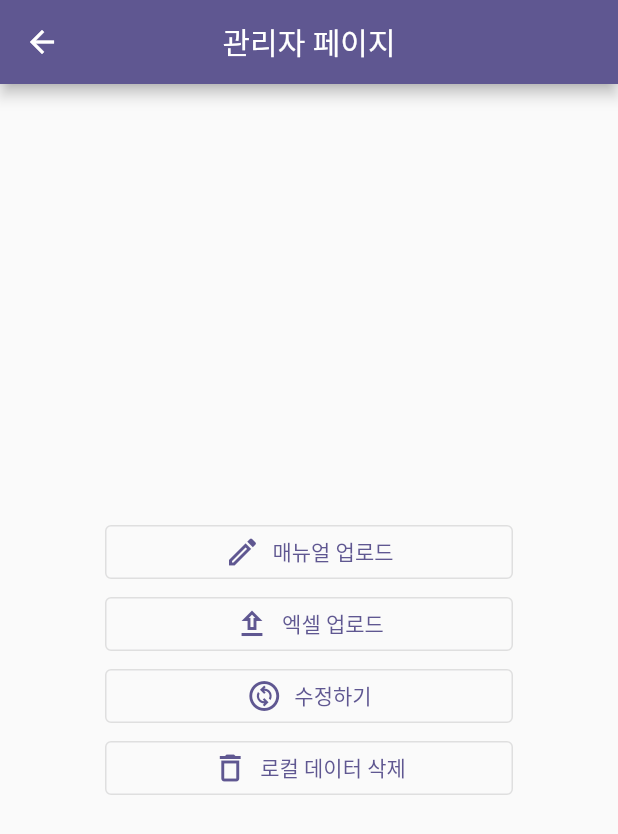
After one commit to kisankang/kmong_finglish, a Flutter app: the ManagerMainPage screen opened by its route, after a tap on "엑셀 업로드", on a phone screen of 412 x 824 dp. The commit adds this screen. Shown: the top 834 px of the screen. Run offline on Flutter 3.47's test engine with Material 2 defaults, Android fonts, the phone set to English and light mode, and no system bars; our stand-ins replace cloud_firestore, file_picker, firebase_core, flutter_easyloading, get, get_storage; missing offline and left inert: excel; accounts and stored records are empty.

Commit message:
feedback15-1_updated upload feature with excel file

```diff
--- a/lib/main.dart
+++ b/lib/main.dart
@@ -30,7 +30,7 @@ Future<void> main() async {
     debugShowCheckedModeBanner: false,
     theme: lightThemeData,
     getPages: AppPages.pages,
-    initialRoute: Routes.MODESELECT,
+    initialRoute: Routes.MODE_SELECT,
     initialBinding: BindingsBuilder(() {}),
     builder: EasyLoading.init(
       builder: (context, child) => child!,
--- /dev/null
+++ b/lib/modules/manager_main/manager_main_binding.dart
@@ -0,0 +1,9 @@
+import 'package:finglish/modules/manager_main/manager_main_controller.dart';
+import 'package:get/get.dart';
+
+class ManagerMainBinding implements Bindings {
+  @override
+  void dependencies() {
+    Get.lazyPut(() => ManagerMainController());
+  }
+}
--- /dev/null
+++ b/lib/modules/manager_main/manager_main_controller.dart
@@ -0,0 +1,136 @@
+import 'package:excel/excel.dart';
+import 'package:finglish/data/models/quiz.dart';
+import 'package:finglish/data/repositories/quiz_repository.dart';
+import 'package:finglish/data/services/quiz_data_service.dart';
+import 'package:finglish/data/services/user_data_service.dart';
+import 'package:finglish/routes/app_pages.dart';
+import 'package:finglish/utils/excel_loader.dart';
+import 'package:finglish/utils/loading.dart';
+import 'package:flutter/material.dart';
+import 'package:get/get.dart';
+
+class ManagerMainController extends GetxController {
+  onTapManualUpload() {
+    Get.toNamed(Routes.MANAGER_MANUAL);
+  }
+
+  onTapExcelUpload() async {
+    Excel? excel = await ExcelHelper.load();
+    if (excel != null) {
+      List<Quiz> quizData = ExcelHelper.convertFromExcel(excel);
+      if (quizData.isEmpty) {
+        Get.dialog(
+          Center(
+            child: Card(
+              child: Padding(
+                padding: const EdgeInsets.all(20),
+                child: Column(
+                  mainAxisSize: MainAxisSize.min,
+                  children: [
+                    const Text('퀴즈 데이터를 감지할 수 없습니다.'),
+                    const SizedBox(height: 20),
+                    ElevatedButton(
+                      onPressed: () {
+                        Get.back();
+                      },
+                      child: const Text('확인'),
+                    ),
+                  ],
+                ),
+              ),
+            ),
+          ),
+        );
+      } else {
+        Get.dialog(
+          Center(
+            child: Card(
+              child: Padding(
+                padding: const EdgeInsets.all(20),
+                child: Column(
+                  mainAxisSize: MainAxisSize.min,
+                  children: [
+                    Text('${quizData.length}개의 퀴즈 데이터가 감지되었습니다.\n업로드 하시겠습니까?'),
+                    const SizedBox(height: 20),
+                    Row(
+                      mainAxisSize: MainAxisSize.min,
+                      children: [
+                        OutlinedButton(
+                          onPressed: () async {
+                            Get.back();
+                          },
+                          child: const Text('취소'),
+                        ),
+                        const SizedBox(width: 10),
+                        ElevatedButton(
+                          onPressed: () async {
+                            Loading.onWithProgress();
+                            QuizRepository _quizRepository = Get.find();
+                            for (var i = 0; i < quizData.length; i++) {
+                              double done = i / quizData.length;
+                              Loading.updateProgress(done,
+                                  status: '$i / ${quizData.length}');
+                              await _quizRepository.createQuiz(quizData[i]);
+                            }
+                            Loading.off();
+                            Get.back();
+                          },
+                          child: const Text('확인'),
+                        ),
+                      ],
+                    ),
+                  ],
+                ),
+              ),
+            ),
+          ),
+        );
+      }
+    }
+  }
+
+  onTapEdit() {}
+
+  onTapDeleteLocalData() {
+    Get.dialog(
+      Center(
+        child: Card(
+          child: Padding(
+            padding: const EdgeInsets.all(20),
+            child: Column(
+              mainAxisSize: MainAxisSize.min,
+              children: [
+                const Text('로컬 데이터(학습 내용)를 모두 삭제하시겠습니까?'),
+                const SizedBox(height: 20),
+                Row(
+                  mainAxisSize: MainAxisSize.min,
+                  children: [
+                    OutlinedButton(
+                      onPressed: () async {
+                        Get.back();
+                        UserDataService userDataService = Get.find();
+                        QuizDataService quizDataService = Get.find();
+                        await userDataService.eraseAll();
+                        await quizDataService.eraseAll();
+                        await userDataService.init();
+                        await quizDataService.init();
+                      },
+                      child: const Text('확인'),
+                    ),
+                    const SizedBox(width: 10),
+                    ElevatedButton(
+                      onPressed: () {
+                        Get.back();
+                      },
+                      child: const Text('취소'),
+                    ),
+                  ],
+                ),
+              ],
+            ),
+          ),
+        ),
+      ),
+    );
+  }
+}
--- /dev/null
+++ b/lib/modules/manager_main/manager_main_page.dart
@@ -0,0 +1,59 @@
+import 'package:finglish/modules/manager_main/manager_main_controller.dart';
+import 'package:flutter/material.dart';
+import 'package:get/get.dart';
+
+class ManagerMainPage extends GetWidget<ManagerMainController> {
+  const ManagerMainPage({super.key});
+
+  @override
+  Widget build(BuildContext context) {
+    return Scaffold(
+      appBar: AppBar(
+        centerTitle: true,
+        title: const Text('관리자 페이지'),
+      ),
+      body: Center(
+        child: Padding(
+          padding: const EdgeInsets.symmetric(horizontal: 70),
+          child: Column(
+            mainAxisSize: MainAxisSize.min,
+            children: [
+              SizedBox(
+                width: double.infinity,
+                child: OutlinedButton.icon(
+                  onPressed: controller.onTapManualUpload,
+                  label: const Text('매뉴얼 업로드'),
+                  icon: const Icon(Icons.edit_outlined),
+                ),
+              ),
+              SizedBox(
+                width: double.infinity,
+                child: OutlinedButton.icon(
+                  onPressed: controller.onTapExcelUpload,
+                  label: const Text('엑셀 업로드'),
+                  icon: const Icon(Icons.upload_outlined),
+                ),
+              ),
+              SizedBox(
+                width: double.infinity,
+                child: OutlinedButton.icon(
+                  onPressed: controller.onTapEdit,
+                  label: const Text('수정하기'),
+                  icon: const Icon(Icons.change_circle_outlined),
+                ),
+              ),
+              SizedBox(
+                width: double.infinity,
+                child: OutlinedButton.icon(
+                  onPressed: controller.onTapDeleteLocalData,
+                  label: const Text('로컬 데이터 삭제'),
+                  icon: const Icon(Icons.delete_outline),
+                ),
+              ),
+            ],
+          ),
+        ),
+      ),
+    );
+  }
+}
--- a/lib/modules/mode_select/mode_select_page.dart
+++ b/lib/modules/mode_select/mode_select_page.dart
@@ -53,7 +53,7 @@ class ModeSelectPage extends GetWidget<ModeSelectController> {
                                 onPressed: () {
                                   if (formKey.currentState!.validate()) {
                                     Get.back();
-                                    Get.toNamed(Routes.MANAGER);
+                                    Get.toNamed(Routes.MANAGER_MAIN);
                                   }
                                 },
                                 child: const Text('확인'),
--- a/lib/routes/app_routes.dart
+++ b/lib/routes/app_routes.dart
@@ -5,6 +5,8 @@ abstract class Routes {
   static const HOME = '/home';
   static const QUIZ = '/quiz';
   static const MY = '/my';
-  static const MODESELECT = '/mode_select';
-  static const MANAGER = '/manager';
+  static const MODE_SELECT = '/mode_select';
+  static const MANAGER_MANUAL = '/manager_manual';
+  static const MANAGER_MAIN = '/manager_main';
+  static const MANAGER_EDIT = '/manager_edit';
 }
--- a/lib/utils/loading.dart
+++ b/lib/utils/loading.dart
@@ -3,4 +3,10 @@ import 'package:flutter_easyloading/flutter_easyloading.dart';
 class Loading {
   static on() => EasyLoading.show(maskType: EasyLoadingMaskType.black);
   static off() => EasyLoading.dismiss();
+  static onWithProgress() =>
+      EasyLoading.showProgress(0, maskType: EasyLoadingMaskType.black);
+  static updateProgress(double done, {required String status}) {
+    EasyLoading.instance.progressKey?.currentState?.updateProgress(done);
+    EasyLoading.instance.key?.currentState?.updateStatus(status);
+  }
 }
--- a/pubspec.yaml
+++ b/pubspec.yaml
@@ -40,7 +40,8 @@ dependencies:
   cloud_firestore: ^4.8.0
   flutter_easyloading: ^3.0.5
   get_storage: ^2.1.1
-
+  file_picker: ^5.3.2
+  excel: ^2.1.0
 
 
 dev_dependencies:
```
Also changed, not shown: lib/modules/manager/manager_binding.dart (deleted, +0 -9 lines), lib/modules/manager_edit/manager_edit_binding.dart (added, +9 -0 lines), lib/modules/manager_edit/manager_edit_controller.dart (added, +8 -0 lines), lib/modules/manager_edit/manager_edit_page.dart (added, +28 -0 lines), lib/modules/manager_manual/manager_manual_binding.dart (added, +9 -0 lines), lib/modules/manager_manual/manager_manual_controller.dart (renamed from lib/modules/manager/manager_controller.dart, +3 -12 lines), lib/modules/manager_manual/manager_manual_page.dart (renamed from lib/modules/manager/manager_page.dart, +4 -52 lines), lib/routes/app_pages.dart (+20 -6 lines), lib/utils/excel_loader.dart (added, +118 -0 lines), pubspec.lock.
